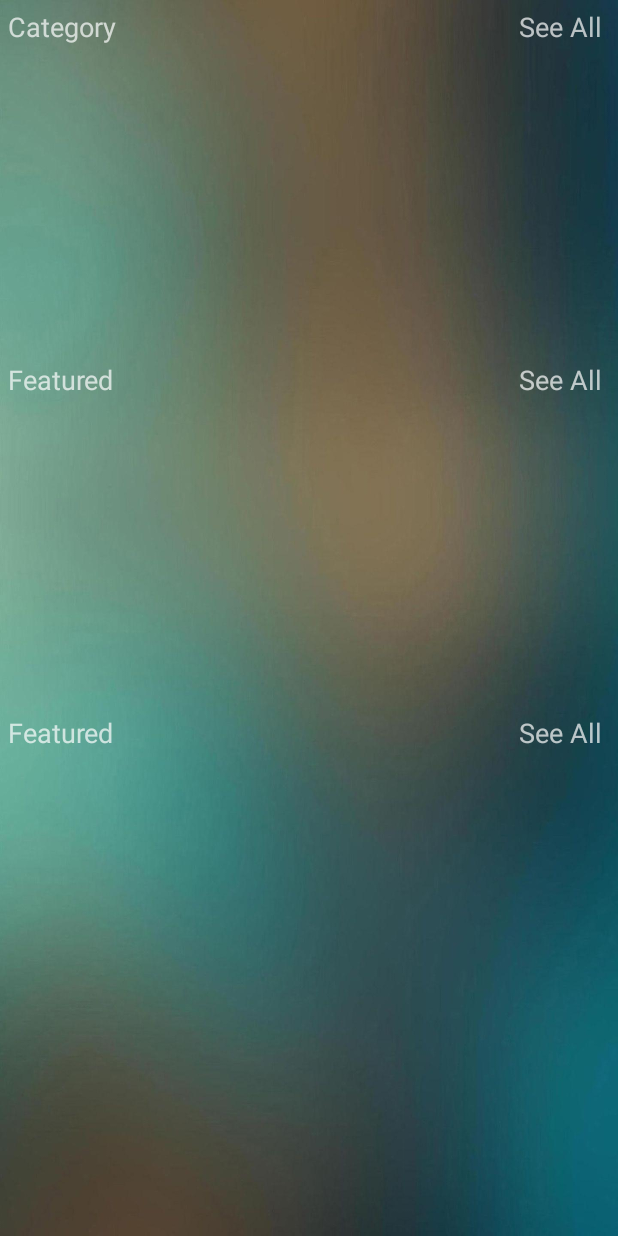
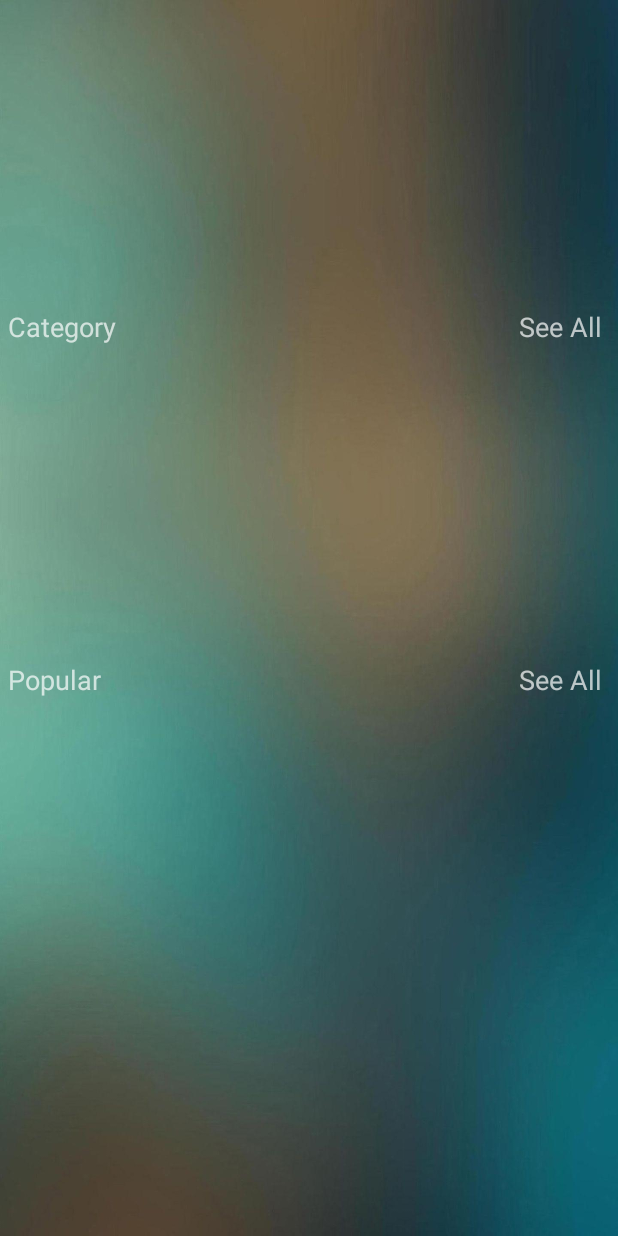
Before and after one commit to Smyk0826/VIT-STOP, an Android app: the screen it shows after launch once a user with an empty profile is signed in (HomeActivity), on a phone screen of 412 x 824 dp. Run offline under Robolectric (Android 15) with nearby library versions, the phone set to English and light mode, and no system bars; our stand-ins replace Firebase (no records; nobody signed in at launch, a user with empty details on screens opened directly); libraries missing offline, so code that uses them is left out: org.checkerframework.checker; Roboto replaces fonts that are not available here; 6 statements that could not run were skipped.

Commit message:
Popular layout added

```diff
--- a/app/src/main/AndroidManifest.xml
+++ b/app/src/main/AndroidManifest.xml
@@ -11,7 +11,9 @@
         android:roundIcon="@mipmap/ic_launcher_round"
         android:supportsRtl="true"
         android:theme="@style/Theme.VITSTOP">
-        <activity android:name=".SignIn"></activity>
+        <activity android:name=".DetailActivity"></activity>
+        <activity android:name=".ItemActivity" />
+        <activity android:name=".SignIn" />
         <activity android:name=".HomeActivity" />
         <activity android:name=".MainActivity3" />
         <activity android:name=".MainActivity2" />
--- a/app/src/main/java/com/example/vitstop/fragments/Home.java
+++ b/app/src/main/java/com/example/vitstop/fragments/Home.java
@@ -12,8 +12,10 @@ import android.view.View;
 import android.view.ViewGroup;
 
 import com.example.vitstop.Features.CategoryFragment;
+import com.example.vitstop.Features.Popular;
 import com.example.vitstop.R;
 import com.example.vitstop.adapter.CategoryAdapter;
+import com.example.vitstop.adapter.PopularAdapter;
 import com.google.android.gms.tasks.OnCompleteListener;
 import com.google.android.gms.tasks.Task;
 import com.google.firebase.firestore.FirebaseFirestore;
@@ -34,9 +36,15 @@ import static android.content.ContentValues.TAG;
  */
 public class Home extends Fragment {
     private FirebaseFirestore db;
+    //category
     private List<CategoryFragment> listCategory;
     private CategoryAdapter mCategoryAdapter;
     private RecyclerView categoryRecycler;
+
+    //populars
+    private List<Popular> listPopular;
+    private PopularAdapter mPopularAdapter;
+    private RecyclerView PopularRecycler;
 
 
     public Home() {
@@ -49,11 +57,21 @@ public class Home extends Fragment {
         // Inflate the layout for this fragment
         View view = inflater.inflate(R.layout.fragment_home, container, false);
         db = FirebaseFirestore.getInstance();
+
+        //category
         categoryRecycler = view.findViewById(R.id.recycler_category);
         listCategory = new ArrayList<>();
         mCategoryAdapter = new CategoryAdapter(getContext(),listCategory);
         categoryRecycler.setLayoutManager(new LinearLayoutManager(getContext(),RecyclerView.HORIZONTAL, false));
         categoryRecycler.setAdapter(mCategoryAdapter);
+
+        //Popular
+        PopularRecycler = view.findViewById(R.id.popular_recycler);
+        listPopular = new ArrayList<>();
+        mPopularAdapter = new PopularAdapter(getContext(),listPopular);
+        PopularRecycler.setLayoutManager(new LinearLayoutManager(getContext(),RecyclerView.HORIZONTAL,false));
+        PopularRecycler.setAdapter(mPopularAdapter);
+
 
         db.collection("CategoryFragment")
                 .get()
@@ -71,6 +89,23 @@ public class Home extends Fragment {
                         }
                     }
                 });
+
+        db.collection("Popular")
+                .get()
+                .addOnCompleteListener(new OnCompleteListener<QuerySnapshot>() {
+                    @Override
+                    public void onComplete(@NonNull Task<QuerySnapshot> task) {
+                        if (task.isSuccessful()) {
+                            for (QueryDocumentSnapshot document : task.getResult()) {
+                                Popular popular = document.toObject(Popular.class);
+                                listPopular.add(popular);
+                                mPopularAdapter.notifyDataSetChanged();
+                            }
+                        } else {
+                            Log.w("TAG", "Error getting documents.", task.getException());
+                        }
+                    }
+                });
         return view;
     }
 }
--- a/app/src/main/res/layout/fragment_home.xml
+++ b/app/src/main/res/layout/fragment_home.xml
@@ -3,6 +3,7 @@
     xmlns:tools="http://schemas.android.com/tools"
     android:layout_width="match_parent"
     android:layout_height="match_parent"
+    android:paddingTop="200dp"
     tools:context=".fragments.Home">
     <LinearLayout
         android:layout_width="match_parent"
@@ -50,7 +51,7 @@
                 <TextView
                     android:layout_width="wrap_content"
                     android:layout_height="wrap_content"
-                    android:text="Featured"
+                    android:text="Popular"
                     android:textSize="18sp"/>
 
                 <TextView
@@ -66,38 +67,39 @@
                     android:text="See All" />
             </RelativeLayout>
             <androidx.recyclerview.widget.RecyclerView
+                android:id="@+id/popular_recycler"
                 android:layout_width="match_parent"
-                android:layout_height="200dp"/>
+                android:layout_height="350dp"/>
         </LinearLayout>
-        <LinearLayout
-            android:padding="5dp"
-            android:orientation="vertical"
-            android:layout_width="match_parent"
-            android:layout_height="match_parent">
-            <RelativeLayout
-                android:layout_width="match_parent"
-                android:layout_height="match_parent">
-                <TextView
-                    android:layout_width="wrap_content"
-                    android:layout_height="wrap_content"
-                    android:text="Featured"
-                    android:textSize="18sp"/>
+<!--        <LinearLayout-->
+<!--            android:padding="5dp"-->
+<!--            android:orientation="vertical"-->
+<!--            android:layout_width="match_parent"-->
+<!--            android:layout_height="match_parent">-->
+<!--            <RelativeLayout-->
+<!--                android:layout_width="match_parent"-->
+<!--                android:layout_height="match_parent">-->
+<!--                <TextView-->
+<!--                    android:layout_width="wrap_content"-->
+<!--                    android:layout_height="wrap_content"-->
+<!--                    android:text="Featured"-->
+<!--                    android:textSize="18sp"/>-->
 
-                <TextView
-                    android:layout_width="wrap_content"
-                    android:layout_height="wrap_content"
-                    android:layout_alignParentEnd="true"
-                    android:layout_alignParentRight="true"
-                    android:layout_gravity="right"
-                    android:layout_marginEnd="5dp"
-                    android:layout_marginRight="5dp"
-                    android:gravity="right"
-                    android:textSize="18sp"
-                    android:text="See All" />
-            </RelativeLayout>
-            <androidx.recyclerview.widget.RecyclerView
-                android:layout_width="match_parent"
-                android:layout_height="200dp"/>
-        </LinearLayout>
+<!--                <TextView-->
+<!--                    android:layout_width="wrap_content"-->
+<!--                    android:layout_height="wrap_content"-->
+<!--                    android:layout_alignParentEnd="true"-->
+<!--                    android:layout_alignParentRight="true"-->
+<!--                    android:layout_gravity="right"-->
+<!--                    android:layout_marginEnd="5dp"-->
+<!--                    android:layout_marginRight="5dp"-->
+<!--                    android:gravity="right"-->
+<!--                    android:textSize="18sp"-->
+<!--                    android:text="See All" />-->
+<!--            </RelativeLayout>-->
+<!--            <androidx.recyclerview.widget.RecyclerView-->
+<!--                android:layout_width="match_parent"-->
+<!--                android:layout_height="200dp"/>-->
+<!--        </LinearLayout>-->
     </LinearLayout>
 </androidx.core.widget.NestedScrollView>
```
